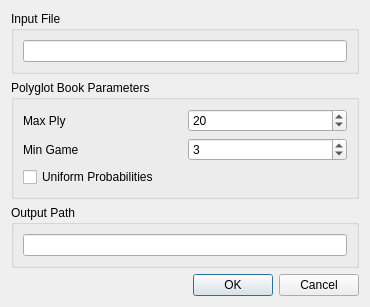
First picture: the form in src/gui/dlgsavebook.ui, repository madnight/chessx, before the edit.
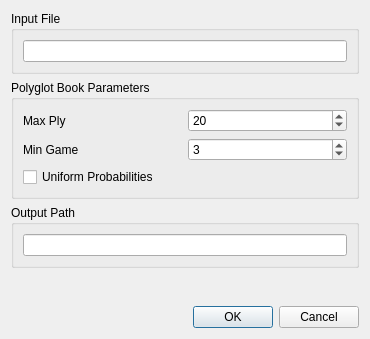
Second picture: the form after the edit.

Patch:
```diff
--- a/src/gui/dlgsavebook.ui
+++ b/src/gui/dlgsavebook.ui
@@ -7,7 +7,7 @@
     <x>0</x>
     <y>0</y>
     <width>370</width>
-    <height>290</height>
+    <height>339</height>
    </rect>
   </property>
   <property name="windowTitle">
```
Left out of the diff: 2 changed lines with no effect on the pictures.
